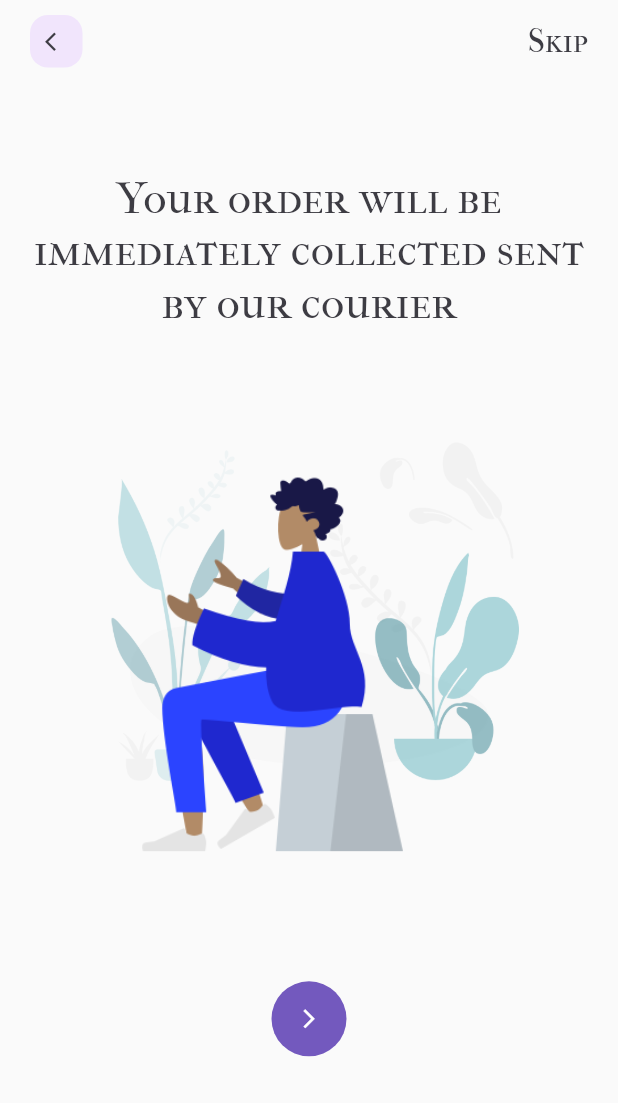
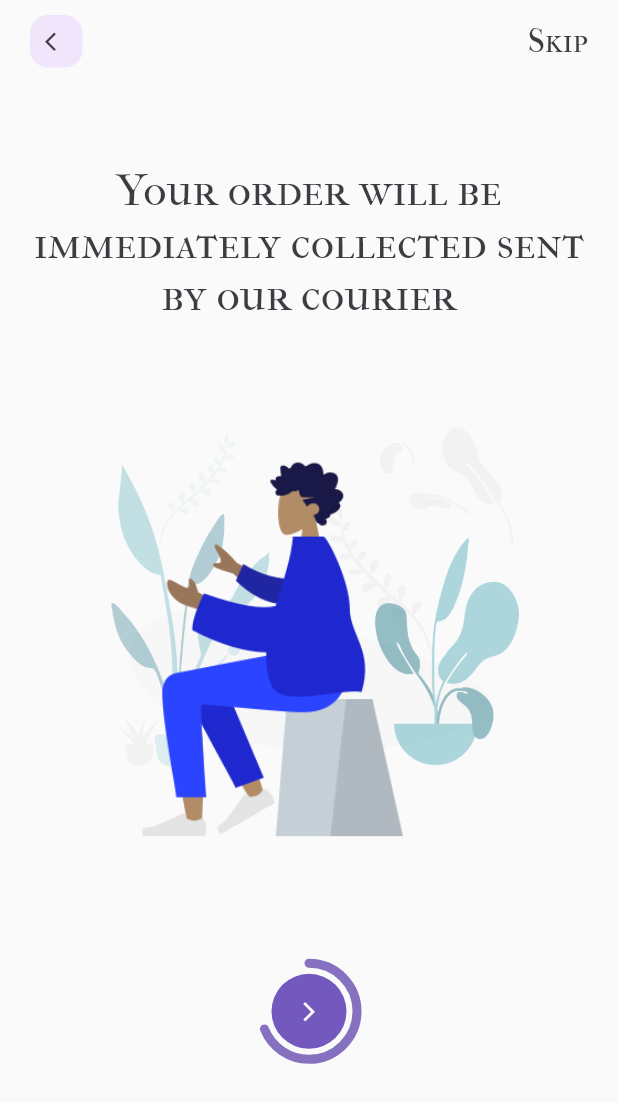
Before and after one commit to mahmoud-eslami/IntroductionPage, a Flutter app: the screen it shows after launch, after a tap on the "arrow forward ios" icon, on a phone screen of 412 x 824 dp. Shown: the top 1103 px of the screen. Run offline on Flutter 3.47's test engine with Material 2 defaults, Android fonts, the phone set to English and light mode, and no system bars.

Commit message:
CircleIndicator added to all page

```diff
--- a/lib/main.dart
+++ b/lib/main.dart
@@ -17,7 +17,7 @@ class MyApp extends StatelessWidget {
         fontFamily: 'IMFell',
         primarySwatch: Colors.deepPurple,
       ),
-      home: FirstPage(),
+      home: FirstPage(value: .33,),
     );
   }
 }
--- a/lib/screen/final_page.dart
+++ b/lib/screen/final_page.dart
@@ -37,7 +37,7 @@ class _FinalPageState extends State<FinalPage> {
             color: AppColors.primaryButtonColor,
             onPressed: () {
               Navigator.push(context,
-                  MaterialPageRoute(builder: (context) => FirstPage()));
+                  MaterialPageRoute(builder: (context) => FirstPage(value: .33,)));
             },
             child: Text(
               'Back To First Page',
--- a/lib/screen/first_page.dart
+++ b/lib/screen/first_page.dart
@@ -4,13 +4,25 @@ import 'package:fluttersrcintro/resource/colors/colors.dart';
 import 'package:fluttersrcintro/resource/string/strings.dart';
 import 'package:fluttersrcintro/screen/final_page.dart';
 import 'package:fluttersrcintro/screen/second_page.dart';
+import 'package:fluttersrcintro/widget/circular_progresser_bar.dart';
 
 class FirstPage extends StatefulWidget {
+  final double value;
+
+  const FirstPage({Key key,@required this.value}) : super(key: key);
   @override
   _FirstPageState createState() => _FirstPageState();
 }
 
 class _FirstPageState extends State<FirstPage> {
+  double nextValue;
+
+  @override
+  void initState() {
+    nextValue = 0;
+    super.initState();
+  }
+
   @override
   Widget build(BuildContext context) {
     TextTheme textTheme = Theme.of(context).textTheme;
@@ -80,12 +92,26 @@ class _FirstPageState extends State<FirstPage> {
                 style: textTheme.display1
                     .copyWith(color: AppColors.primaryTextColor, fontSize: 30),
               ),
+              Stack(
+                alignment: Alignment.center,
+                children: <Widget>[
+                  Container(
+                    width: 70,
+                    child: CircleProgressBar(
+                      foregroundColor: AppColors.primaryIndicatorColor,
+                      value: .33,
+                      animationDuration: Duration(milliseconds: 1000),
+                    ),
+                  ),
                   GestureDetector(
                     onTap: () {
+                      setState(() {
+                        nextValue = .69;
+                      });
                       Navigator.push(
                         context,
                         MaterialPageRoute(
-                      builder: (context) => SecondPage(),
+                          builder: (context) => SecondPage(value: nextValue,),
                         ),
                       );
                     },
@@ -105,6 +131,8 @@ class _FirstPageState extends State<FirstPage> {
                       ),
                     ),
                   ),
+                ],
+              ),
               SizedBox(
                 height: 40,
               ),
--- a/lib/screen/second_page.dart
+++ b/lib/screen/second_page.dart
@@ -3,13 +3,19 @@ import 'package:fluttersrcintro/resource/colors/colors.dart';
 import 'package:fluttersrcintro/resource/string/strings.dart';
 import 'package:fluttersrcintro/screen/final_page.dart';
 import 'package:fluttersrcintro/screen/third_page.dart';
+import 'package:fluttersrcintro/widget/circular_progresser_bar.dart';
 
 class SecondPage extends StatefulWidget {
+  final double value;
+
+  const SecondPage({Key key,@required this.value}) : super(key: key);
+
   @override
   _SecondPageState createState() => _SecondPageState();
 }
 
 class _SecondPageState extends State<SecondPage> {
+  var nextValue;
   @override
   Widget build(BuildContext context) {
     TextTheme textTheme = Theme.of(context).textTheme;
@@ -27,7 +33,7 @@ class _SecondPageState extends State<SecondPage> {
                 mainAxisAlignment: MainAxisAlignment.spaceBetween,
                 children: <Widget>[
                   GestureDetector(
-                    onTap: (){
+                    onTap: () {
                       Navigator.pop(context);
                     },
                     child: Container(
@@ -52,8 +58,9 @@ class _SecondPageState extends State<SecondPage> {
                     ),
                   ),
                   GestureDetector(
-                    onTap: (){
-                      Navigator.push(context, MaterialPageRoute(builder: (context) => FinalPage()));
+                    onTap: () {
+                      Navigator.push(context,
+                          MaterialPageRoute(builder: (context) => FinalPage()));
                     },
                     child: Text(Strings.skipBtn,
                         style: textTheme.title.copyWith(
@@ -64,24 +71,41 @@ class _SecondPageState extends State<SecondPage> {
               Text(
                 Strings.secondTitle,
                 textAlign: TextAlign.center,
-                style: textTheme.display1.copyWith(
-                    color: AppColors.primaryTextColor,
-                    fontSize: 30
-                ),
+                style: textTheme.display1
+                    .copyWith(color: AppColors.primaryTextColor, fontSize: 30),
               ),
               Stack(
                 children: <Widget>[
-                  Image.asset('assets/images/back2.png',width: 280,),
-                  Image.asset('assets/images/h2.png',width: 280,),
+                  Image.asset(
+                    'assets/images/back2.png',
+                    width: 280,
+                  ),
+                  Image.asset(
+                    'assets/images/h2.png',
+                    width: 280,
+                  ),
                 ],
               ),
-
+              Stack(
+                alignment: Alignment.center,
+                children: <Widget>[
+                  Container(
+                    width: 70,
+                    child: CircleProgressBar(
+                      foregroundColor: AppColors.primaryIndicatorColor,
+                      value: widget.value,
+                      animationDuration: Duration(milliseconds: 1000),
+                    ),
+                  ),
                   GestureDetector(
                     onTap: () {
+                      setState(() {
+                        nextValue = 1.0;
+                      });
                       Navigator.push(
                         context,
                         MaterialPageRoute(
-                      builder: (context) => ThirdPage(),
+                          builder: (context) => ThirdPage(value: nextValue,),
                         ),
                       );
                     },
@@ -101,7 +125,11 @@ class _SecondPageState extends State<SecondPage> {
                       ),
                     ),
                   ),
-              SizedBox(height: 40,),
+                ],
+              ),
+              SizedBox(
+                height: 40,
+              ),
             ],
           ),
         ),
```
Also changed, not shown: lib/screen/third_page.dart (+18 -0 lines). Lines whose indentation alone changed are shown as unchanged.
